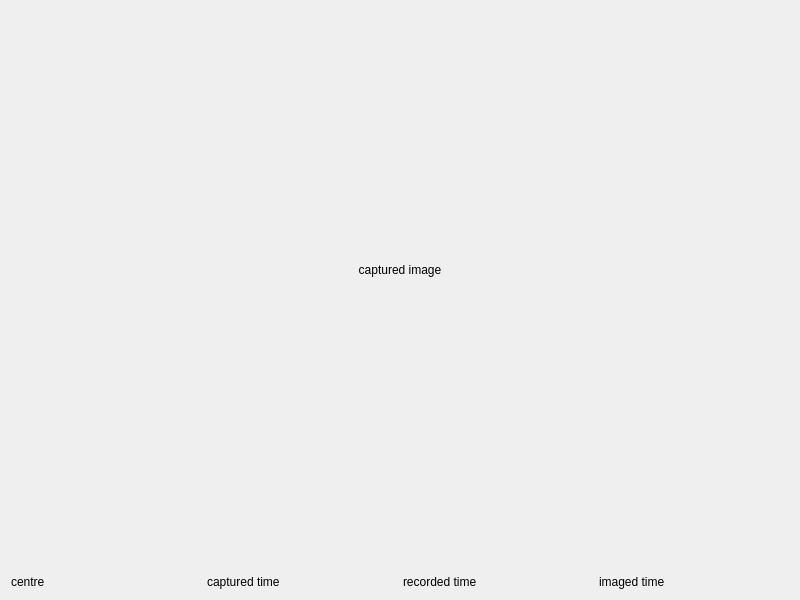
Before: the Qt Designer form win006.ui in caiks/WBOT02, drawn with Qt 5.
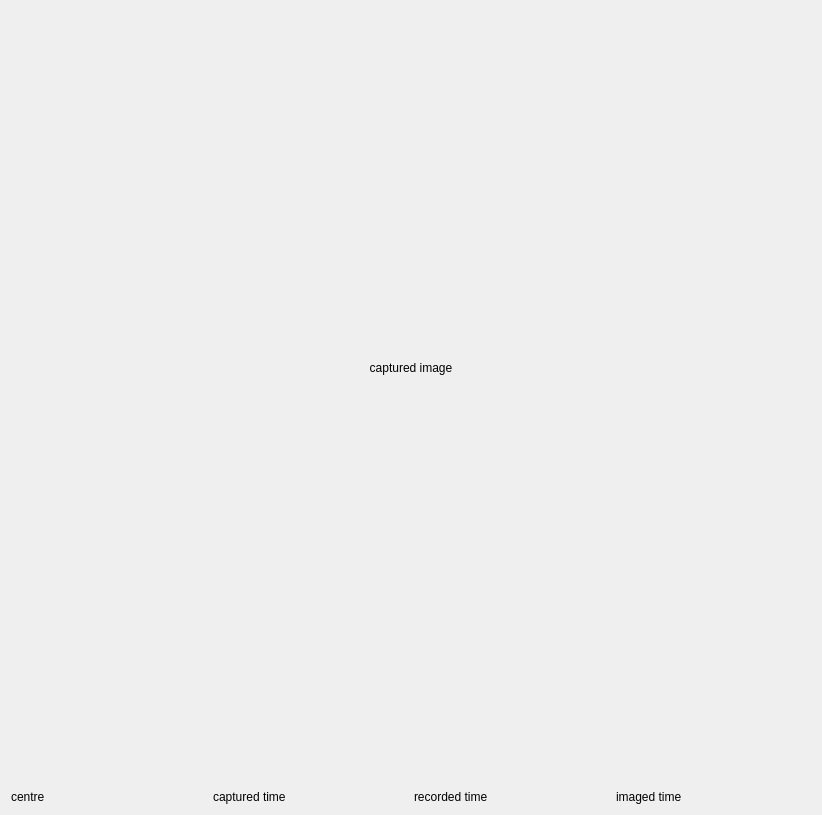
After: the same form once the commit is applied.

Commit message: added slice images

```diff
--- a/win006.ui
+++ b/win006.ui
@@ -6,8 +6,8 @@
    <rect>
     <x>0</x>
     <y>0</y>
-    <width>800</width>
-    <height>600</height>
+    <width>822</width>
+    <height>815</height>
    </rect>
   </property>
   <property name="windowTitle">
@@ -110,6 +110,45 @@
        </item>
       </layout>
      </item>
+     <item>
+      <layout class="QHBoxLayout" name="horizontalLayout_3">
+       <item>
+        <widget class="QLabel" name="labelSlice0">
+         <property name="text">
+          <string/>
+         </property>
+        </widget>
+       </item>
+       <item>
+        <widget class="QLabel" name="labelSlice1">
+         <property name="text">
+          <string/>
+         </property>
+        </widget>
+       </item>
+       <item>
+        <widget class="QLabel" name="labelSlice2">
+         <property name="text">
+          <string/>
+         </property>
+        </widget>
+       </item>
+       <item>
+        <widget class="QLabel" name="labelSlice3">
+         <property name="text">
+          <string/>
+         </property>
+        </widget>
+       </item>
+       <item>
+        <widget class="QLabel" name="labelSlice4">
+         <property name="text">
+          <string/>
+         </property>
+        </widget>
+       </item>
+      </layout>
+     </item>
     </layout>
    </item>
    <item>
```
The commit also changes 1 other file.
